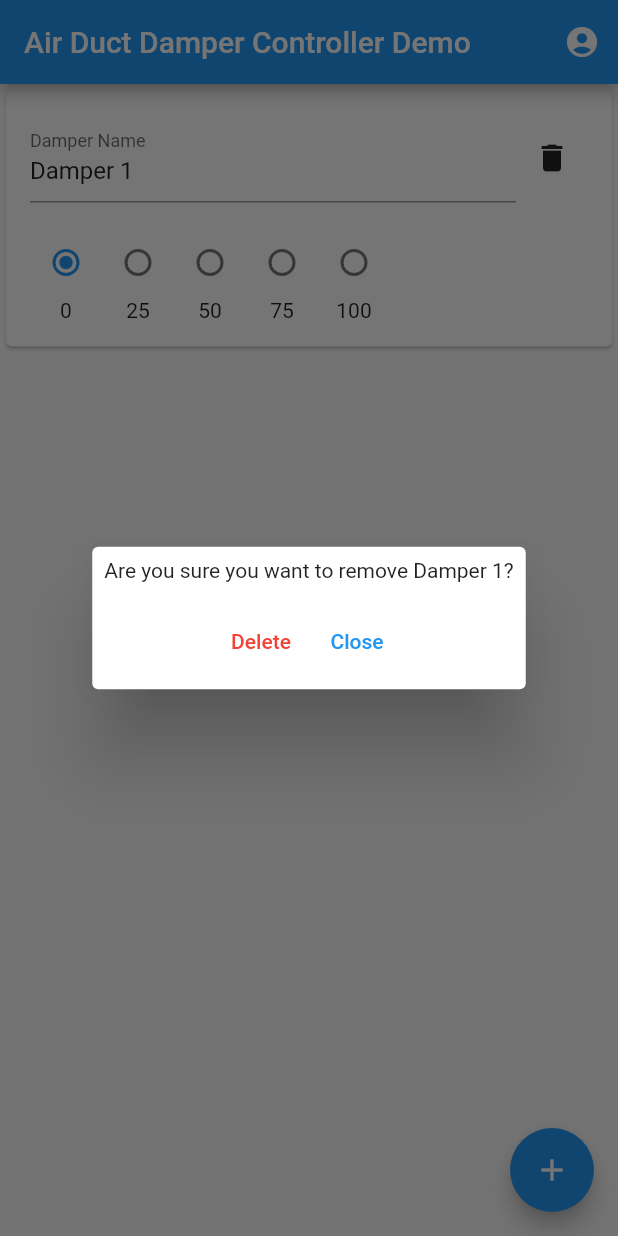
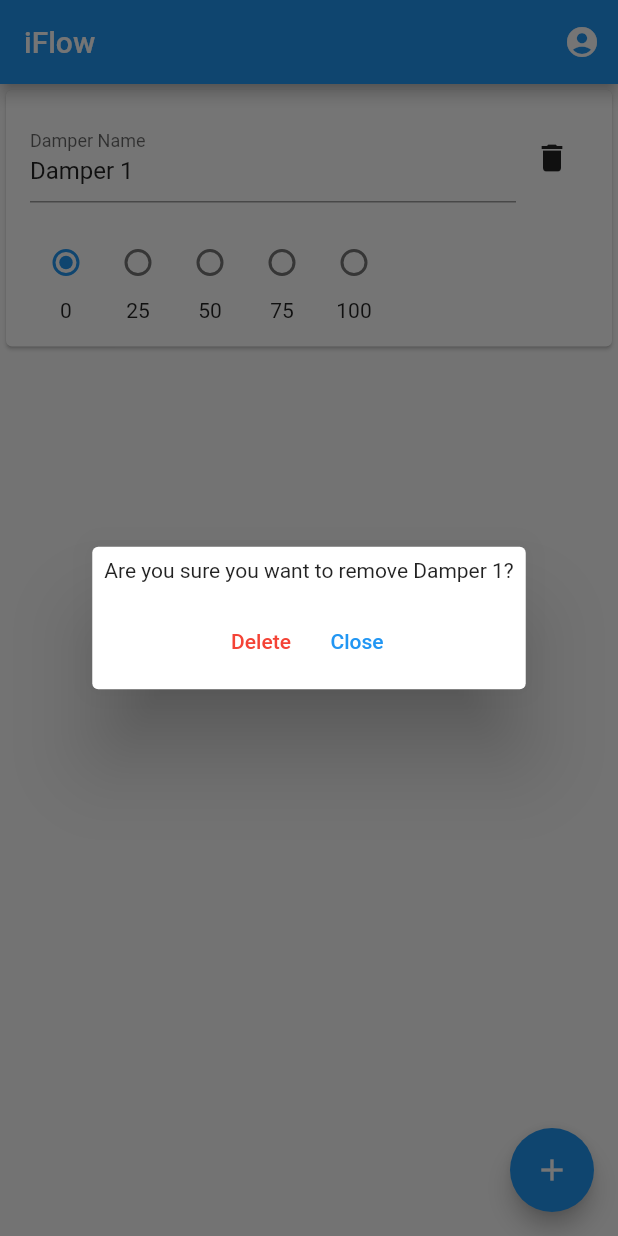
Before and after one commit to Adkins-Automation/Wifi-Airflow-Control, a Flutter app: the screen it shows after launch, after a tap on the "add" icon, after a tap on the "delete" icon, on a phone screen of 412 x 824 dp. Run offline on Flutter 3.47's test engine with Material 2 defaults, Android fonts, the phone set to English and light mode, and no system bars; our stand-ins replace cloud_firestore, firebase_auth, firebase_core, sqflite; accounts and stored records are empty.

Commit message:
Update main.dart

```diff
--- a/Flutter App/wifi_airflow_control/lib/main.dart
+++ b/Flutter App/wifi_airflow_control/lib/main.dart
@@ -107,10 +107,10 @@ class _AppState extends State<App> {
   @override
   Widget build(BuildContext context) {
     return MaterialApp(
-      title: 'Air Duct Damper Controller Demo',
+      title: 'iFlow',
       home: Scaffold(
         appBar: AppBar(
-          title: const Text("Air Duct Damper Controller Demo"),
+          title: const Text("iFlow"),
           actions: <Widget>[
             IconButton(
               icon: Icon(Icons.account_circle),
@@ -313,9 +313,9 @@ class _AppState extends State<App> {
   }
 }
 
-void main() {
+void main() async {
   WidgetsFlutterBinding.ensureInitialized();
-  Firebase.initializeApp(
+  await Firebase.initializeApp(
     options: DefaultFirebaseOptions.currentPlatform,
   );
   runApp(App());
```
